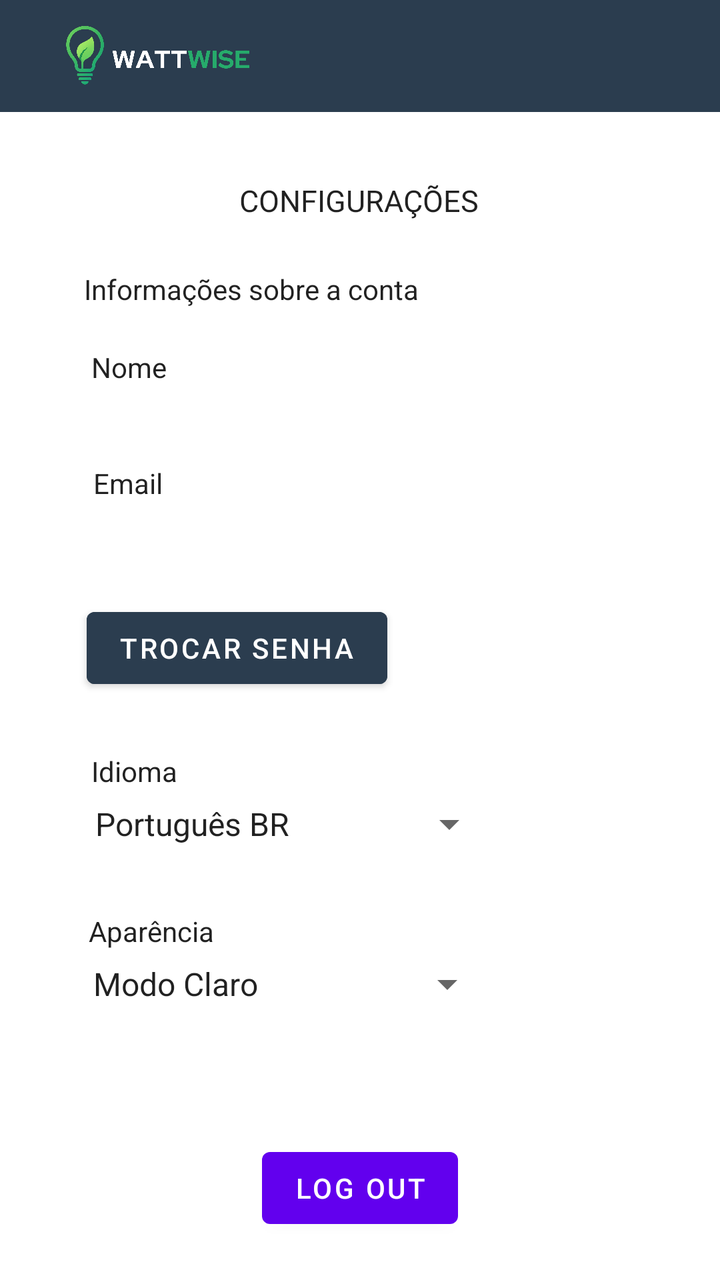
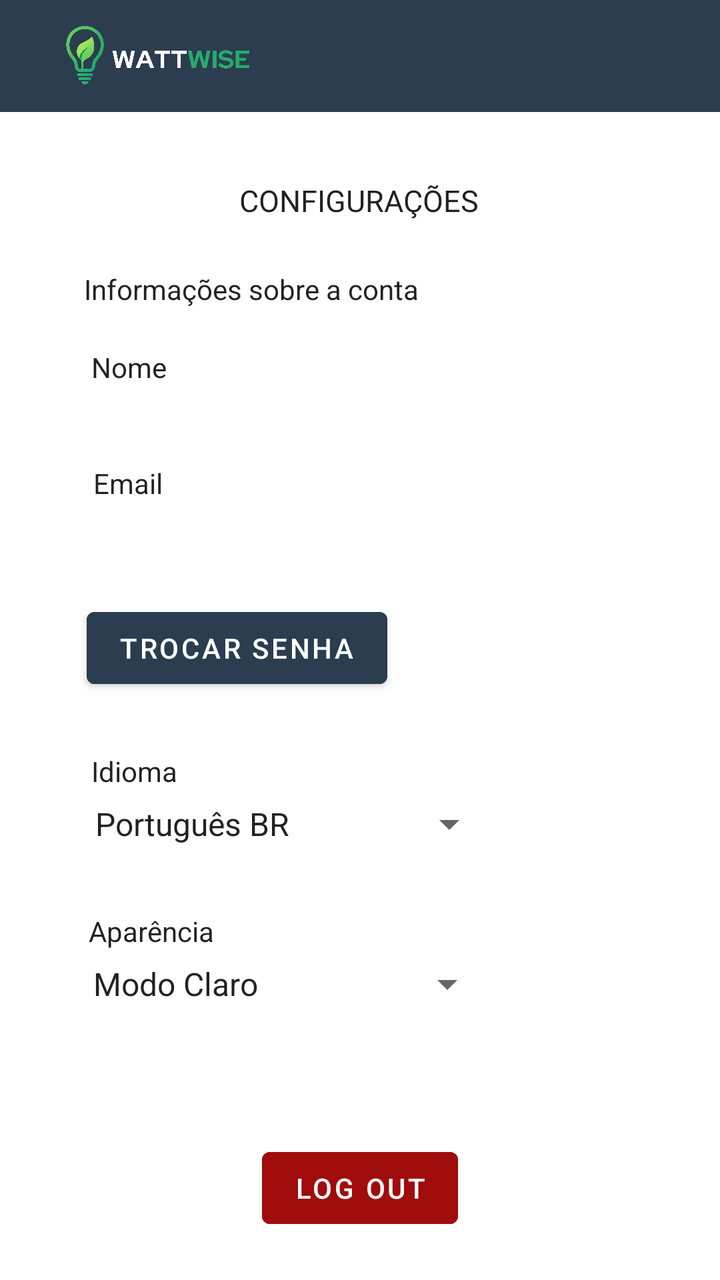

An Android layout rendered at two revisions. The XML below is the earlier revision; the diff shows what the commit changed to produce the second picture.
<!-- AndroidManifest.xml: application theme Theme.WattWiseApp -->
<!-- res/layout/activity_settings.xml -->
<?xml version="1.0" encoding="utf-8"?>
<androidx.constraintlayout.widget.ConstraintLayout xmlns:android="http://schemas.android.com/apk/res/android"
    xmlns:app="http://schemas.android.com/apk/res-auto"
    xmlns:tools="http://schemas.android.com/tools"
    android:id="@+id/main"
    android:layout_width="match_parent"
    android:layout_height="match_parent"
    tools:context=".settings">

    
    <com.google.android.material.appbar.MaterialToolbar
        android:id="@+id/toolbar"
        android:layout_width="0dp"
        android:layout_height="wrap_content"
        android:background="#2B3D4F"
        android:title="Dashboard"
        android:titleTextColor="@android:color/white"
        app:popupTheme="@style/MenuBranco"
        app:layout_constraintEnd_toEndOf="parent"
        app:layout_constraintStart_toStartOf="parent"
        app:layout_constraintTop_toTopOf="parent" />

    <ImageView
        android:layout_width="120dp"
        android:layout_height="32dp"
        android:layout_gravity="start"
        android:layout_marginStart="-200dp"
        android:scaleType="fitCenter"
        android:src="@drawable/logoo"
        app:layout_constraintBottom_toBottomOf="@+id/toolbar"
        app:layout_constraintEnd_toEndOf="@+id/toolbar"
        app:layout_constraintStart_toStartOf="@+id/toolbar"
        app:layout_constraintTop_toTopOf="parent" />


    <TextView
        android:id="@+id/textView6"
        android:layout_width="121dp"
        android:layout_height="20dp"
        android:text="CONFIGURAÇÕES"
        android:textSize="15dp"
        android:textColor="?android:attr/textColorPrimary"
        app:layout_constraintBottom_toBottomOf="parent"
        app:layout_constraintEnd_toEndOf="parent"
        app:layout_constraintStart_toStartOf="parent"
        app:layout_constraintTop_toBottomOf="@+id/toolbar"
        app:layout_constraintVertical_bias="0.06" />

    <Button
        android:id="@+id/btnChangePassword"
        android:layout_width="wrap_content"
        android:layout_height="wrap_content"
        android:layout_marginTop="25dp"
        android:text="Trocar senha"
        android:backgroundTint="#2B3D4F"
        app:layout_constraintEnd_toEndOf="parent"
        app:layout_constraintHorizontal_bias="0.206"
        app:layout_constraintStart_toStartOf="parent"
        app:layout_constraintTop_toBottomOf="@+id/txtDisplayEmail" />

    <TextView
        android:id="@+id/textView12"
        android:layout_width="wrap_content"
        android:layout_height="wrap_content"
        android:layout_marginTop="15dp"
        android:layout_marginBottom="5dp"
        android:text="Email"
        android:textColor="?android:attr/textColorPrimary"
        android:textColorHint="#FF0000"
        app:layout_constraintBottom_toTopOf="@+id/txtDisplayEmail"
        app:layout_constraintEnd_toEndOf="parent"
        app:layout_constraintHorizontal_bias="0.143"
        app:layout_constraintStart_toStartOf="parent"
        app:layout_constraintTop_toBottomOf="@+id/txtDisplayNome" />

    <TextView
        android:id="@+id/txtDisplayEmail"
        android:layout_width="wrap_content"
        android:layout_height="wrap_content"
        android:layout_marginStart="55dp"
        android:text=""
        app:layout_constraintBottom_toTopOf="@+id/btnChangePassword"
        app:layout_constraintEnd_toEndOf="parent"
        app:layout_constraintHorizontal_bias="0.0"
        app:layout_constraintStart_toStartOf="parent"
        app:layout_constraintTop_toBottomOf="@+id/textView12" />

    <TextView
        android:id="@+id/textView10"
        android:layout_width="wrap_content"
        android:layout_height="wrap_content"
        android:layout_marginTop="20dp"
        android:layout_marginBottom="5dp"
        android:text="Nome"
        android:textColor="?android:attr/textColorPrimary"
        android:textColorHint="#FF0000"
        app:layout_constraintBottom_toTopOf="@+id/txtDisplayNome"
        app:layout_constraintEnd_toEndOf="parent"
        app:layout_constraintHorizontal_bias="0.142"
        app:layout_constraintStart_toStartOf="parent"
        app:layout_constraintTop_toBottomOf="@+id/textView9" />

    <TextView
        android:id="@+id/txtDisplayNome"
        android:layout_width="wrap_content"
        android:layout_height="wrap_content"
        android:layout_marginStart="55dp"
        android:text=""
        app:layout_constraintBottom_toTopOf="@+id/textView12"
        app:layout_constraintEnd_toEndOf="parent"
        app:layout_constraintHorizontal_bias="0.0"
        app:layout_constraintStart_toStartOf="parent"
        app:layout_constraintTop_toBottomOf="@+id/textView10" />

    <TextView
        android:id="@+id/textView9"
        android:layout_width="wrap_content"
        android:layout_height="wrap_content"
        android:layout_marginTop="25dp"
        android:text="Informações sobre a conta"
        android:textColor="?android:attr/textColorPrimary"
        app:layout_constraintBottom_toTopOf="@+id/textView10"
        app:layout_constraintEnd_toEndOf="parent"
        app:layout_constraintHorizontal_bias="0.218"
        app:layout_constraintStart_toStartOf="parent"
        app:layout_constraintTop_toBottomOf="@+id/textView6" />


    <Spinner
        android:id="@+id/edtIdioma"
        android:layout_width="209dp"
        android:layout_height="wrap_content"
        android:layout_marginTop="5dp"
        android:entries="@array/idiomas"
        android:textColor="?android:attr/textColorPrimary"
        app:layout_constraintEnd_toEndOf="parent"
        app:layout_constraintHorizontal_bias="0.262"
        app:layout_constraintStart_toStartOf="parent"
        app:layout_constraintTop_toBottomOf="@+id/textView13" />

    <Spinner
        android:id="@+id/edtAparencia"
        android:layout_width="209dp"
        android:layout_height="wrap_content"
        android:layout_marginTop="5dp"
        android:entries="@array/aparencia"
        android:textColor="?android:attr/textColorPrimary"
        app:layout_constraintEnd_toEndOf="parent"
        app:layout_constraintHorizontal_bias="0.257"
        app:layout_constraintStart_toStartOf="parent"
        app:layout_constraintTop_toBottomOf="@+id/textView14" />

    <TextView
        android:id="@+id/textView13"
        android:layout_width="wrap_content"
        android:layout_height="wrap_content"
        android:layout_marginTop="28dp"
        android:text="Idioma"
        android:textColor="?android:attr/textColorPrimary"
        app:layout_constraintBottom_toTopOf="@+id/edtIdioma"
        app:layout_constraintEnd_toEndOf="parent"
        app:layout_constraintHorizontal_bias="0.144"
        app:layout_constraintStart_toStartOf="parent"
        app:layout_constraintTop_toBottomOf="@+id/btnChangePassword" />

    <TextView
        android:id="@+id/textView14"
        android:layout_width="wrap_content"
        android:layout_height="wrap_content"
        android:layout_marginTop="32dp"
        android:text="Aparência"
        android:textColor="?android:attr/textColorPrimary"
        app:layout_constraintBottom_toTopOf="@+id/edtAparencia"
        app:layout_constraintEnd_toEndOf="parent"
        app:layout_constraintHorizontal_bias="0.149"
        app:layout_constraintStart_toStartOf="parent"
        app:layout_constraintTop_toBottomOf="@+id/edtIdioma" />

    <Button
        android:id="@+id/btnLogOut"
        android:layout_width="wrap_content"
        android:layout_height="wrap_content"
        android:text="Log Out"
        app:layout_constraintBottom_toBottomOf="parent"
        app:layout_constraintEnd_toEndOf="parent"
        app:layout_constraintStart_toStartOf="parent"
        app:layout_constraintTop_toBottomOf="@+id/toolbar"
        app:layout_constraintVertical_bias="0.959" />

</androidx.constraintlayout.widget.ConstraintLayout>
<!-- resources referenced by this layout -->
<resources>
  <string-array name="aparencia">
          <item>Modo Claro</item>
          <item>Modo Escuro</item>
      </string-array>
  <string-array name="idiomas">
          <item>Português BR</item>
          <item>English</item>
          <item>Español</item>
      </string-array>
  <!-- drawable logoo: png bitmap (drawable, 169475 bytes) -->
  <style name="MenuBranco" parent="ThemeOverlay.Material3.Light">
          <item name="colorSurface">#FFFFFF</item>
          <item name="colorOnSurface">#000000</item>
          <item name="android:background">#FFFFFF</item>
      </style>
  <style name="Theme.WattWiseApp" parent="Base.Theme.WattWiseApp" />
  <style name="Base.Theme.WattWiseApp" parent="Theme.MaterialComponents.DayNight.NoActionBar">
          
          
      </style>
</resources>

<!-- the commit's change to res/layout/activity_settings.xml (unified diff, before → after) -->
@@ -5,6 +5,7 @@
     android:id="@+id/main"
     android:layout_width="match_parent"
     android:layout_height="match_parent"
+    android:background="#FFFFFF"
     tools:context=".settings">
 
     
@@ -181,6 +182,7 @@
         android:layout_width="wrap_content"
         android:layout_height="wrap_content"
         android:text="Log Out"
+        android:backgroundTint="#A00B0B"
         app:layout_constraintBottom_toBottomOf="parent"
         app:layout_constraintEnd_toEndOf="parent"
         app:layout_constraintStart_toStartOf="parent"
